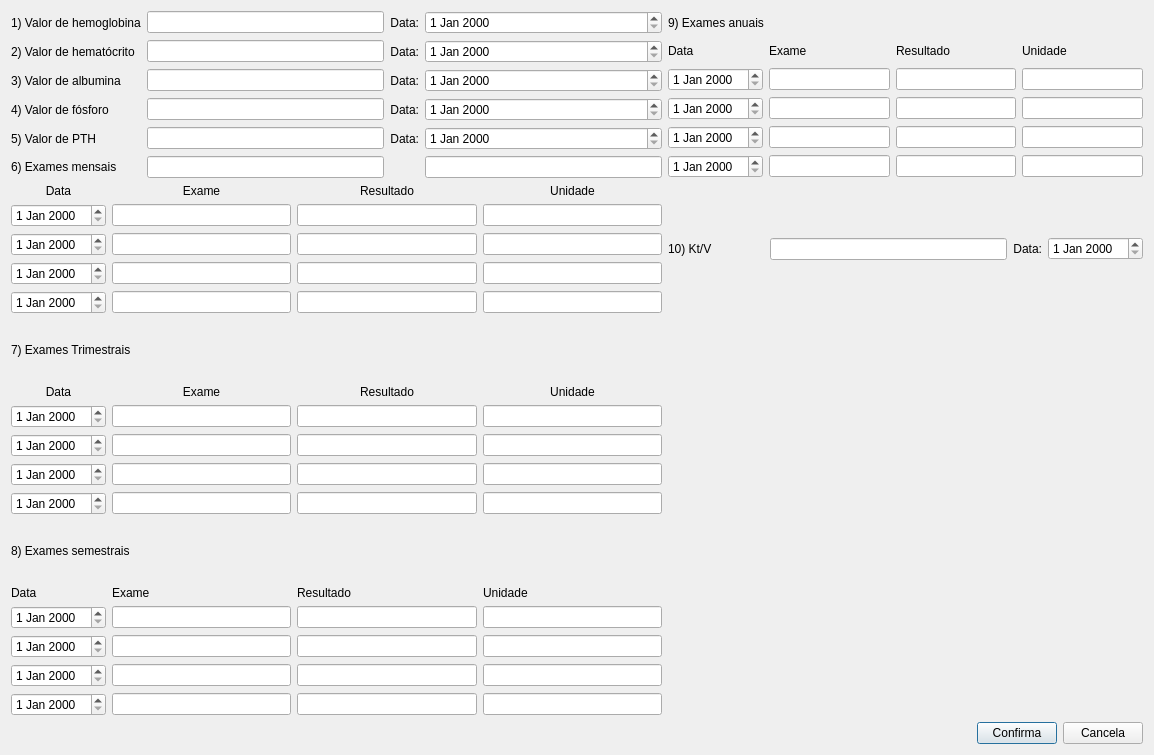
LordMendes/SAHD, file exames.ui: the form before one commit.
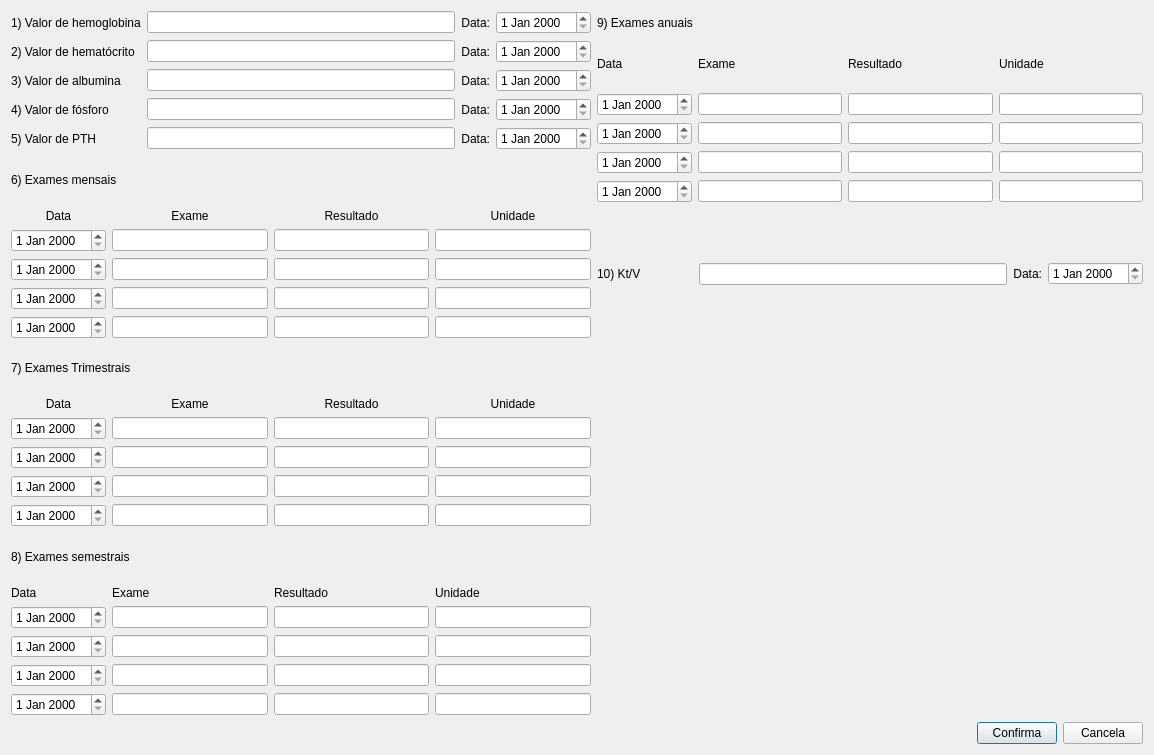
The form after the commit.

What changed in the file:
```diff
--- a/exames.ui
+++ b/exames.ui
@@ -128,9 +128,6 @@
        </item>
       </layout>
      </item>
-     <item row="5" column="1">
-      <widget class="QLineEdit" name="lineEdit_42"/>
-     </item>
      <item row="1" column="1">
       <widget class="QLineEdit" name="lineEdit_38"/>
      </item>
@@ -190,9 +187,6 @@
        </property>
       </widget>
      </item>
-     <item row="5" column="3">
-      <widget class="QLineEdit" name="lineEdit_49"/>
-     </item>
      <item row="8" column="0" colspan="4">
       <layout class="QGridLayout" name="gridLayout_3">
        <item row="0" column="1">
@@ -287,11 +281,36 @@
      </item>
      <item row="1" column="4" rowspan="5" colspan="4">
       <layout class="QGridLayout" name="gridLayout_5">
+       <item row="3" column="0">
+        <widget class="QDateEdit" name="ad3"/>
+       </item>
+       <item row="4" column="1">
+        <widget class="QLineEdit" name="ae4"/>
+       </item>
+       <item row="1" column="3">
+        <widget class="QLineEdit" name="au1"/>
+       </item>
+       <item row="0" column="1">
+        <widget class="QLabel" name="label_32">
+         <property name="text">
+          <string>Exame</string>
+         </property>
+        </widget>
+       </item>
+       <item row="4" column="3">
+        <widget class="QLineEdit" name="au4"/>
+       </item>
+       <item row="2" column="2">
+        <widget class="QLineEdit" name="ar2"/>
+       </item>
+       <item row="2" column="3">
+        <widget class="QLineEdit" name="au2"/>
+       </item>
        <item row="1" column="1">
         <widget class="QLineEdit" name="lineEdit_43"/>
        </item>
-       <item row="2" column="0">
-        <widget class="QDateEdit" name="dateEdit_22"/>
+       <item row="3" column="1">
+        <widget class="QLineEdit" name="ae3"/>
        </item>
        <item row="0" column="2">
         <widget class="QLabel" name="label_33">
@@ -300,18 +319,6 @@
          </property>
         </widget>
        </item>
-       <item row="2" column="2">
-        <widget class="QLineEdit" name="lineEdit_47"/>
-       </item>
-       <item row="1" column="0">
-        <widget class="QDateEdit" name="dateEdit_21"/>
-       </item>
-       <item row="3" column="0">
-        <widget class="QDateEdit" name="dateEdit_24"/>
-       </item>
-       <item row="1" column="2">
-        <widget class="QLineEdit" name="lineEdit_44"/>
-       </item>
        <item row="0" column="0">
         <widget class="QLabel" name="label_31">
          <property name="text">
@@ -319,15 +326,26 @@
          </property>
         </widget>
        </item>
-       <item row="2" column="3">
-        <widget class="QLineEdit" name="lineEdit_48"/>
+       <item row="4" column="0">
+        <widget class="QDateEdit" name="ad4"/>
        </item>
-       <item row="0" column="1">
-        <widget class="QLabel" name="label_32">
-         <property name="text">
-          <string>Exame</string>
-         </property>
-        </widget>
+       <item row="3" column="3">
+        <widget class="QLineEdit" name="au3"/>
+       </item>
+       <item row="1" column="2">
+        <widget class="QLineEdit" name="ar1"/>
+       </item>
+       <item row="4" column="2">
+        <widget class="QLineEdit" name="ar4"/>
+       </item>
+       <item row="1" column="0">
+        <widget class="QDateEdit" name="ad1"/>
+       </item>
+       <item row="3" column="2">
+        <widget class="QLineEdit" name="ar3"/>
+       </item>
+       <item row="2" column="0">
+        <widget class="QDateEdit" name="ad2"/>
        </item>
        <item row="0" column="3">
         <widget class="QLabel" name="label_34">
@@ -336,32 +354,8 @@
          </property>
         </widget>
        </item>
-       <item row="1" column="3">
-        <widget class="QLineEdit" name="lineEdit_45"/>
-       </item>
        <item row="2" column="1">
-        <widget class="QLineEdit" name="lineEdit_46"/>
-       </item>
-       <item row="4" column="0">
-        <widget class="QDateEdit" name="dateEdit_23"/>
-       </item>
-       <item row="3" column="1">
-        <widget class="QLineEdit" name="lineEdit_50"/>
-       </item>
-       <item row="3" column="2">
-        <widget class="QLineEdit" name="lineEdit_51"/>
-       </item>
-       <item row="3" column="3">
-        <widget class="QLineEdit" name="lineEdit_52"/>
-       </item>
-       <item row="4" column="1">
-        <widget class="QLineEdit" name="lineEdit_53"/>
-       </item>
-       <item row="4" column="2">
-        <widget class="QLineEdit" name="lineEdit_54"/>
-       </item>
-       <item row="4" column="3">
-        <widget class="QLineEdit" name="lineEdit_55"/>
+        <widget class="QLineEdit" name="ae2"/>
        </item>
       </layout>
      </item>
```
Left out of the diff: 122 changed lines with no effect on the pictures.
